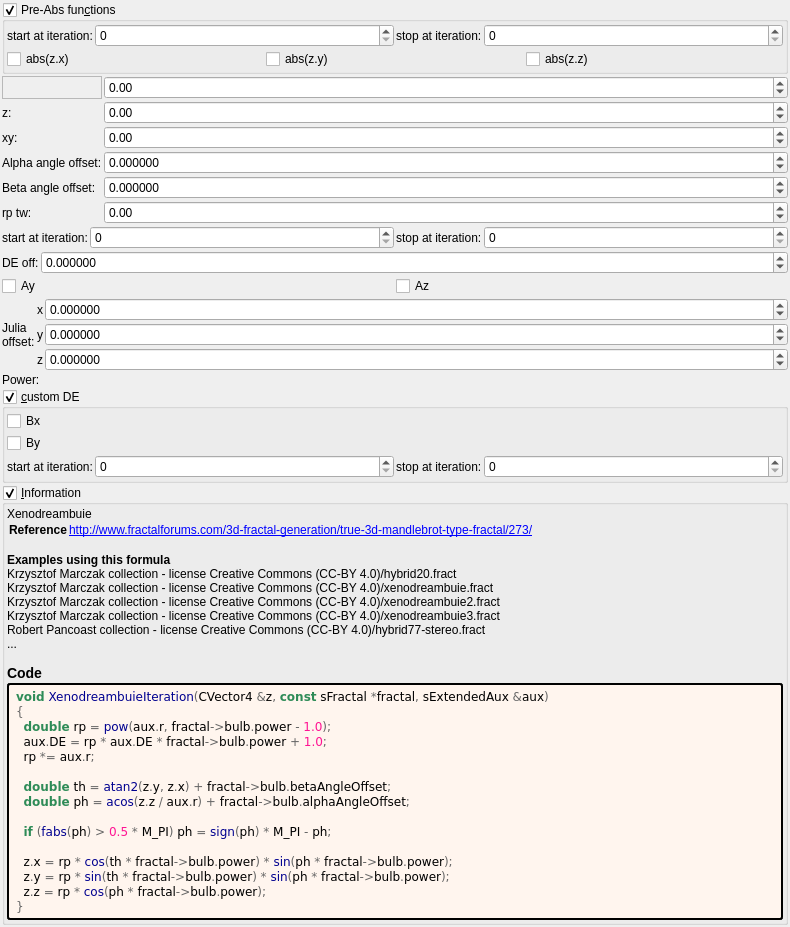
Before: the Qt Designer form mandelbulber2/formula/ui/xenodreambuie_v3.ui in buddhi1980/mandelbulber2, drawn with Qt 5.
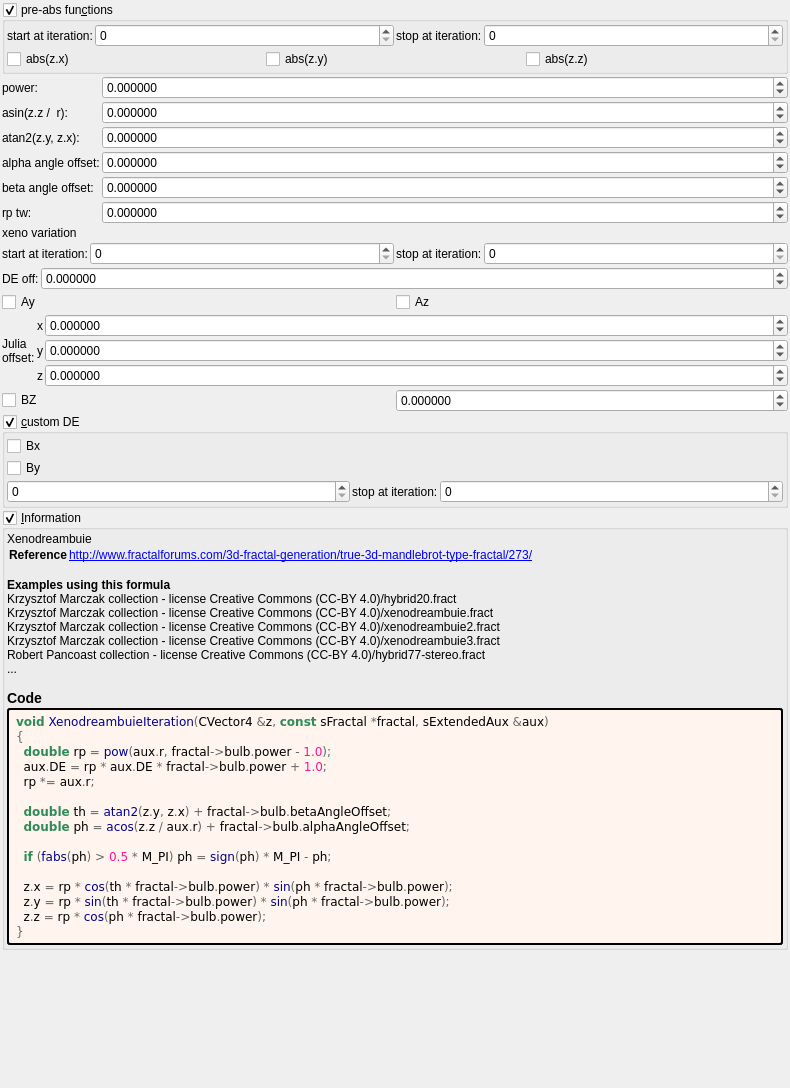
After: the same form once the commit is applied. Custom widgets are drawn as their Qt base class.

The edit to the form file:
```diff
--- a/mandelbulber2/formula/ui/xenodreambuie_v3.ui
+++ b/mandelbulber2/formula/ui/xenodreambuie_v3.ui
@@ -7,7 +7,7 @@
     <x>0</x>
     <y>0</y>
     <width>790</width>
-    <height>863</height>
+    <height>1088</height>
    </rect>
   </property>
   <property name="windowTitle">
@@ -32,7 +32,7 @@
    <item>
     <widget class="MyGroupBox" name="groupCheck_transf_function_enabledAx_false">
      <property name="title">
-      <string>Pre-Abs fun&amp;ctions</string>
+      <string>pre-abs fun&amp;ctions</string>
      </property>
      <property name="checkable">
       <bool>true</bool>
@@ -179,7 +179,7 @@
         <string/>
        </property>
        <property name="decimals">
-        <number>2</number>
+        <number>6</number>
        </property>
        <property name="minimum">
         <double>-99.989999999999995</double>
@@ -207,7 +207,7 @@
         <string/>
        </property>
        <property name="decimals">
-        <number>2</number>
+        <number>6</number>
        </property>
        <property name="minimum">
         <double>-99.989999999999995</double>
@@ -235,7 +235,7 @@
         <string/>
        </property>
        <property name="decimals">
-        <number>2</number>
+        <number>6</number>
        </property>
        <property name="minimum">
         <double>-99.989999999999995</double>
@@ -279,24 +279,14 @@
      <item row="5" column="0">
       <widget class="QLabel" name="label_9">
        <property name="text">
-        <string>Beta angle offset:</string>
+        <string>beta angle offset:</string>
        </property>
       </widget>
      </item>
      <item row="2" column="0">
       <widget class="QLabel" name="label_10">
        <property name="text">
-        <string>z:</string>
-       </property>
-      </widget>
-     </item>
-     <item row="1" column="0">
-      <widget class="QFrame" name="frame">
-       <property name="frameShape">
-        <enum>QFrame::StyledPanel</enum>
-       </property>
-       <property name="frameShadow">
-        <enum>QFrame::Raised</enum>
+        <string>asin(z.z /  r):</string>
        </property>
       </widget>
      </item>
@@ -322,7 +312,7 @@
         <string/>
        </property>
        <property name="decimals">
-        <number>2</number>
+        <number>6</number>
        </property>
        <property name="minimum">
         <double>-99.989999999999995</double>
@@ -338,19 +328,33 @@
      <item row="3" column="0">
       <widget class="QLabel" name="label_11">
        <property name="text">
-        <string>xy:</string>
+        <string>atan2(z.y, z.x):</string>
        </property>
       </widget>
      </item>
      <item row="4" column="0">
       <widget class="QLabel" name="label_8">
        <property name="text">
-        <string>Alpha angle offset:</string>
+        <string>alpha angle offset:</string>
+       </property>
+      </widget>
+     </item>
+     <item row="1" column="0">
+      <widget class="QLabel" name="label_12">
+       <property name="text">
+        <string>power:</string>
        </property>
       </widget>
      </item>
     </layout>
    </item>
+   <item>
+    <widget class="QLabel" name="label_76">
+     <property name="text">
+      <string>xeno variation </string>
+     </property>
+    </widget>
+   </item>
    <item>
     <layout class="QHBoxLayout" name="horizontalLayout_17" stretch="0,1,0,1">
      <item>
@@ -579,11 +583,43 @@
     </layout>
    </item>
    <item>
-    <widget class="QLabel" name="label_12">
-     <property name="text">
-      <string>Power:</string>
-     </property>
-    </widget>
+    <layout class="QHBoxLayout" name="horizontalLayout_18" stretch="0,0">
+     <item>
+      <widget class="MyCheckBox" name="checkBox_transf_function_enabledBz_false">
+       <property name="text">
+        <string notr="true">BZ</string>
+       </property>
+      </widget>
+     </item>
+     <item>
+      <widget class="MyDoubleSpinBox" name="spinbox_transf_offset_0">
+       <property name="sizePolicy">
+        <sizepolicy hsizetype="Minimum" vsizetype="Maximum">
+         <horstretch>0</horstretch>
+         <verstretch>0</verstretch>
+        </sizepolicy>
+       </property>
+       <property name="prefix">
+        <string/>
+       </property>
+       <property name="suffix">
+        <string/>
+       </property>
+       <property name="decimals">
+        <number>6</number>
+       </property>
+       <property name="minimum">
+        <double>-99.989999999999995</double>
+       </property>
+       <property name="maximum">
+        <double>99.989999999999995</double>
+       </property>
+       <property name="singleStep">
+        <double>0.100000000000000</double>
+       </property>
+      </widget>
+     </item>
+    </layout>
    </item>
    <item>
     <widget class="MyGroupBox" name="groupCheck_transf_function_enabledC_false">
@@ -624,14 +660,7 @@
        </widget>
       </item>
       <item>
-       <layout class="QHBoxLayout" name="horizontalLayout_3" stretch="0,1,0,1">
-        <item>
-         <widget class="QLabel" name="label_76">
-          <property name="text">
-           <string>start at iteration:</string>
-          </property>
-         </widget>
-        </item>
+       <layout class="QHBoxLayout" name="horizontalLayout_3" stretch="1,0,1">
         <item>
          <widget class="MySpinBox" name="spinboxInt_transf_start_iterations_C">
           <property name="sizePolicy">
```
